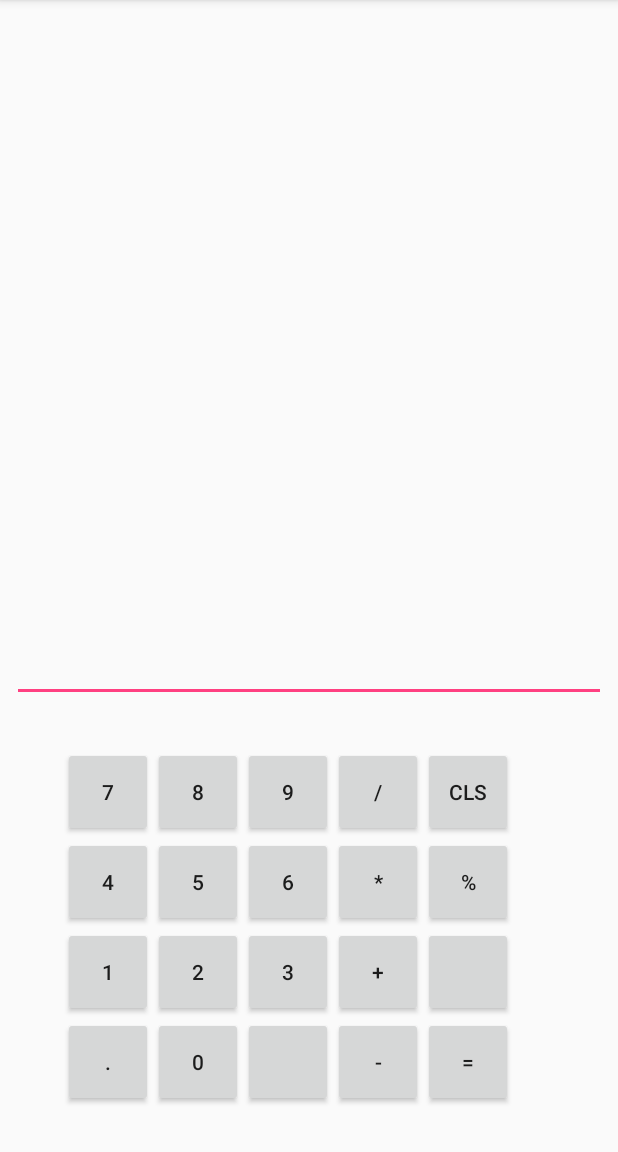
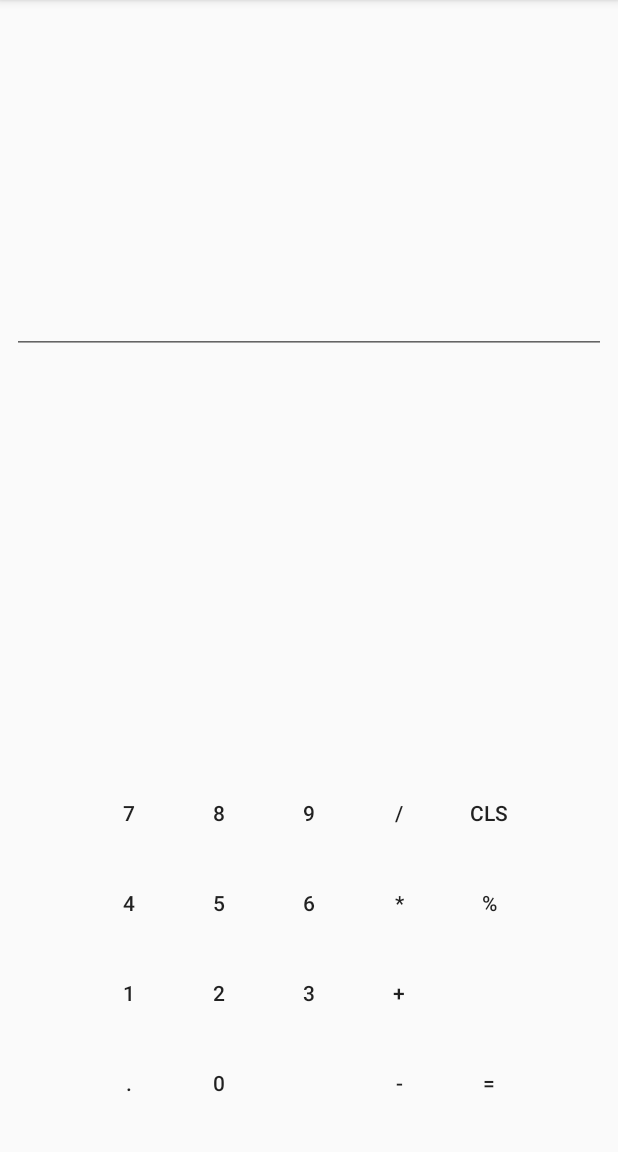
Before and after one commit to Martinbuchan92/Calculator, an Android app: the screen it shows after launch (MainActivity), on a phone screen of 412 x 824 dp, the part 84-1236 px from its top. Run offline under Robolectric (Android 15) with nearby library versions, the phone set to English and light mode, and no system bars.

Commit message:
Added buttons to action listeners, changed style of buttons. Added targetAPI restriction.

```diff
--- a/app/src/main/java/net/martinbuchan/calculator/MainActivity.java
+++ b/app/src/main/java/net/martinbuchan/calculator/MainActivity.java
@@ -2,12 +2,96 @@ package net.martinbuchan.calculator;
 
 import android.support.v7.app.AppCompatActivity;
 import android.os.Bundle;
+import android.view.View;
+import android.widget.Button;
+import android.widget.EditText;
+import android.widget.TextView;
 
-public class MainActivity extends AppCompatActivity {
+
+public class MainActivity extends AppCompatActivity implements View.OnClickListener {
+    EditText txtInput;
+    TextView txtView;
+    String inputText = "";
+
 
     @Override
     protected void onCreate(Bundle savedInstanceState) {
         super.onCreate(savedInstanceState);
         setContentView(R.layout.activity_main);
+        addButtons();
+    }
+
+    public void addButtons() {
+        Button btnOne = (Button) findViewById(R.id.btnOne);
+        Button btnTwo = (Button) findViewById(R.id.btnTwo);
+        Button btnThree = (Button) findViewById(R.id.btnThree);
+        Button btnFour = (Button) findViewById(R.id.btnFour);
+        Button btnFive = (Button) findViewById(R.id.btnFive);
+        Button btnSix = (Button) findViewById(R.id.btnSix);
+        Button btnSeven = (Button) findViewById(R.id.btnSeven);
+        Button btnEight = (Button) findViewById(R.id.btnEight);
+        Button btnNine = (Button) findViewById(R.id.btnNine);
+        Button btnZero = (Button) findViewById(R.id.btnZero);
+
+        Button btnClear = (Button) findViewById(R.id.btnClear);
+
+        txtInput = (EditText) findViewById(R.id.txtInput);
+        txtView = (TextView) findViewById(R.id.txtPreviousInput);
+
+
+        btnOne.setOnClickListener(this);
+        btnTwo.setOnClickListener(this);
+        btnThree.setOnClickListener(this);
+        btnFour.setOnClickListener(this);
+        btnFive.setOnClickListener(this);
+        btnSix.setOnClickListener(this);
+        btnSeven.setOnClickListener(this);
+        btnEight.setOnClickListener(this);
+        btnNine.setOnClickListener(this);
+        btnZero.setOnClickListener(this);
+        btnClear.setOnClickListener(this);
+    }
+
+    @Override
+    public void onClick(View v) {
+        switch (v.getId()) {
+            case R.id.btnOne:
+                inputText += "1";
+                break;
+            case R.id.btnTwo:
+                inputText += "2";
+                break;
+            case R.id.btnThree:
+                inputText += "3";
+                break;
+            case R.id.btnFour:
+                inputText += "4";
+                break;
+            case R.id.btnFive:
+                inputText += "5";
+                break;
+            case R.id.btnSix:
+                inputText += "6";
+                break;
+            case R.id.btnSeven:
+                inputText += "7";
+                break;
+            case R.id.btnEight:
+                inputText += "8";
+                break;
+            case R.id.btnNine:
+                inputText += "9";
+                break;
+            case R.id.btnZero:
+                inputText += "0";
+                break;
+            case R.id.btnClear:
+                txtView.setText(inputText);
+                txtInput.setText("");
+                inputText = "";
+                break;
+        }
+        txtInput.setText(inputText);
+
     }
 }
--- a/app/src/main/res/layout/activity_main.xml
+++ b/app/src/main/res/layout/activity_main.xml
@@ -8,47 +8,90 @@
     tools:layout_editor_absoluteY="81dp"
     tools:layout_editor_absoluteX="0dp">
 
+    <EditText
+        android:id="@+id/txtInput"
+        android:layout_width="0dp"
+        android:layout_height="wrap_content"
+        android:layout_marginEnd="8dp"
+        android:layout_marginLeft="8dp"
+        android:layout_marginRight="8dp"
+        android:layout_marginStart="8dp"
+        android:layout_marginTop="13dp"
+        android:ems="10"
+        android:focusable="false"
+        android:inputType="numberDecimal"
+        app:layout_constraintLeft_toLeftOf="parent"
+        app:layout_constraintRight_toRightOf="parent"
+        app:layout_constraintTop_toBottomOf="@+id/txtPreviousInput"
+        tools:layout_constraintLeft_creator="1"
+        tools:layout_constraintRight_creator="1"
+        tools:layout_constraintTop_creator="1"
+        android:maxLines="1" />
+
+    <TextView
+        android:id="@+id/txtPreviousInput"
+        android:layout_width="0dp"
+        android:layout_height="19dp"
+        tools:layout_constraintTop_creator="1"
+        tools:layout_constraintRight_creator="1"
+        android:layout_marginStart="8dp"
+        android:layout_marginEnd="8dp"
+        app:layout_constraintRight_toRightOf="parent"
+        android:layout_marginTop="158dp"
+        tools:layout_constraintLeft_creator="1"
+        app:layout_constraintLeft_toLeftOf="parent"
+        app:layout_constraintTop_toTopOf="parent"
+        android:layout_marginLeft="8dp"
+        android:layout_marginRight="8dp" />
+
     <GridLayout
-        android:layout_width="0dp"
-        android:layout_height="270dp"
         android:id="@+id/gridLayout"
+        android:layout_width="wrap_content"
+        android:layout_height="wrap_content"
+        android:columnCount="5"
+        android:rowCount="4"
         tools:layout_constraintRight_creator="1"
         tools:layout_constraintBottom_creator="1"
-        android:layout_marginStart="42dp"
         app:layout_constraintBottom_toBottomOf="parent"
-        android:layout_marginEnd="42dp"
         app:layout_constraintRight_toRightOf="parent"
         tools:layout_constraintLeft_creator="1"
+        android:layout_marginBottom="16dp"
         app:layout_constraintLeft_toLeftOf="parent"
-        android:layout_marginLeft="42dp"
-        android:layout_marginRight="42dp">
+        tools:targetApi="lollipop">
 
         <Button
             android:id="@+id/btnSeven"
+            style="@android:style/Widget.Material.Button.Borderless"
             android:layout_width="60dp"
             android:layout_height="60dp"
             android:text="@string/_7"
             tools:layout_editor_absoluteX="99dp"
-            tools:layout_editor_absoluteY="335dp" />
+            tools:layout_editor_absoluteY="335dp"
+            tools:targetApi="lollipop" />
 
         <Button
             android:id="@+id/btnEight"
+            style="@android:style/Widget.Material.Button.Borderless"
             android:layout_width="60dp"
             android:layout_height="60dp"
             android:text="@string/_8"
             tools:layout_editor_absoluteX="99dp"
-            tools:layout_editor_absoluteY="335dp" />
+            tools:layout_editor_absoluteY="335dp"
+            tools:targetApi="lollipop" />
 
         <Button
             android:id="@+id/btnNine"
+            style="@android:style/Widget.Material.Button.Borderless"
             android:layout_width="60dp"
             android:layout_height="60dp"
             android:text="@string/_9"
             tools:layout_editor_absoluteX="99dp"
-            tools:layout_editor_absoluteY="335dp" />
+            tools:layout_editor_absoluteY="335dp"
+            tools:targetApi="lollipop" />
 
         <Button
             android:id="@+id/btnDivide"
+            style="@android:style/Widget.Material.Button.Borderless"
             android:layout_width="60dp"
             android:layout_height="60dp"
             android:text="@string/divide"
@@ -57,6 +100,7 @@
 
         <Button
             android:id="@+id/btnClear"
+            style="@android:style/Widget.Material.Button.Borderless"
             android:layout_width="60dp"
             android:layout_height="60dp"
             android:text="@string/cls"
@@ -65,6 +109,7 @@
 
         <Button
             android:id="@+id/btnFour"
+            style="@android:style/Widget.Material.Button.Borderless"
             android:layout_width="60dp"
             android:layout_height="60dp"
             android:layout_column="0"
@@ -75,6 +120,7 @@
 
         <Button
             android:id="@+id/btnFive"
+            style="@android:style/Widget.Material.Button.Borderless"
             android:layout_width="60dp"
             android:layout_height="60dp"
             android:text="@string/_5"
@@ -83,6 +129,7 @@
 
         <Button
             android:id="@+id/btnSix"
+            style="@android:style/Widget.Material.Button.Borderless"
             android:layout_width="60dp"
             android:layout_height="60dp"
             android:text="@string/_6"
@@ -91,6 +138,7 @@
 
         <Button
             android:id="@+id/btnMultiply"
+            style="@android:style/Widget.Material.Button.Borderless"
             android:layout_width="60dp"
             android:layout_height="60dp"
             android:text="@string/multiply"
@@ -99,6 +147,7 @@
 
         <Button
             android:id="@+id/btnModulo"
+            style="@android:style/Widget.Material.Button.Borderless"
             android:layout_width="60dp"
             android:layout_height="60dp"
             android:text="@string/modulo"
@@ -107,6 +156,7 @@
 
         <Button
             android:id="@+id/btnOne"
+            style="@android:style/Widget.Material.Button.Borderless"
             android:layout_width="60dp"
             android:layout_height="60dp"
             android:layout_column="0"
@@ -117,6 +167,7 @@
 
         <Button
             android:id="@+id/btnTwo"
+            style="@android:style/Widget.Material.Button.Borderless"
             android:layout_width="60dp"
             android:layout_height="60dp"
             android:text="@string/_2"
@@ -125,6 +176,7 @@
 
         <Button
             android:id="@+id/btnThree"
+            style="@android:style/Widget.Material.Button.Borderless"
             android:layout_width="60dp"
             android:layout_height="60dp"
             android:text="@string/_3"
@@ -133,6 +185,7 @@
 
         <Button
             android:id="@+id/btnAdd"
+            style="@android:style/Widget.Material.Button.Borderless"
             android:layout_width="60dp"
             android:layout_height="60dp"
             android:text="@string/add"
@@ -141,6 +194,7 @@
 
         <Button
             android:id="@+id/btnBlank2"
+            style="@android:style/Widget.Material.Button.Borderless"
             android:layout_width="60dp"
             android:layout_height="60dp"
             tools:layout_editor_absoluteX="99dp"
@@ -148,6 +202,7 @@
 
         <Button
             android:id="@+id/btnDecimal"
+            style="@android:style/Widget.Material.Button.Borderless"
             android:layout_width="60dp"
             android:layout_height="60dp"
             android:layout_column="0"
@@ -158,6 +213,7 @@
 
         <Button
             android:id="@+id/btnZero"
+            style="@android:style/Widget.Material.Button.Borderless"
             android:layout_width="60dp"
             android:layout_height="60dp"
             android:text="@string/_0"
@@ -166,6 +222,7 @@
 
         <Button
             android:id="@+id/btnBlank"
+            style="@android:style/Widget.Material.Button.Borderless"
             android:layout_width="60dp"
             android:layout_height="60dp"
             tools:layout_editor_absoluteX="99dp"
@@ -173,6 +230,7 @@
 
         <Button
             android:id="@+id/btnSubtract"
+            style="@android:style/Widget.Material.Button.Borderless"
             android:layout_width="60dp"
             android:layout_height="60dp"
             android:text="@string/subtract"
@@ -181,6 +239,7 @@
 
         <Button
             android:id="@+id/btnEquals"
+            style="@android:style/Widget.Material.Button.Borderless"
             android:layout_width="60dp"
             android:layout_height="60dp"
             android:text="@string/equals"
@@ -189,22 +248,4 @@
 
     </GridLayout>
 
-    <EditText
-        android:id="@+id/editText"
-        android:layout_width="0dp"
-        android:layout_height="wrap_content"
-        android:ems="10"
-        android:inputType="numberDecimal"
-        tools:layout_constraintRight_creator="1"
-        tools:layout_constraintBottom_creator="1"
-        app:layout_constraintBottom_toTopOf="@+id/gridLayout"
-        android:layout_marginStart="8dp"
-        android:layout_marginEnd="8dp"
-        app:layout_constraintRight_toRightOf="parent"
-        tools:layout_constraintLeft_creator="1"
-        android:layout_marginBottom="30dp"
-        app:layout_constraintLeft_toLeftOf="parent"
-        android:layout_marginLeft="8dp"
-        android:layout_marginRight="8dp" />
-
 </android.support.constraint.ConstraintLayout>
```
